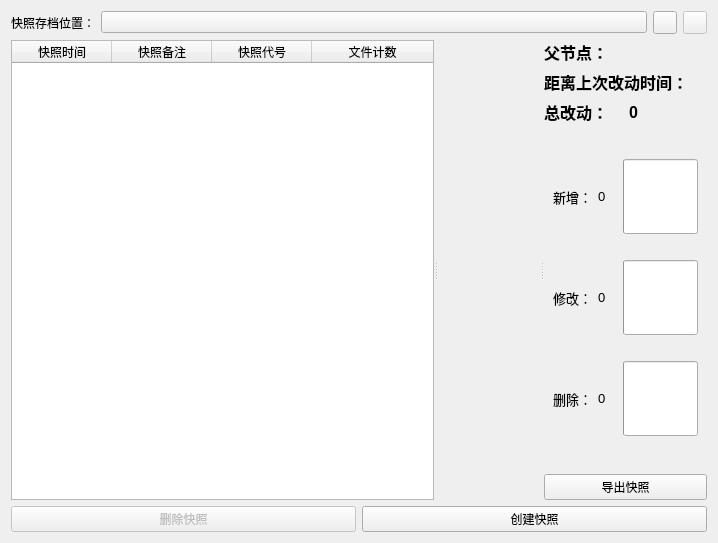
The window that plugins/fsa/fsa.ui (abcdesteve/Toolbox) describes before a commit, drawn with Qt 5.
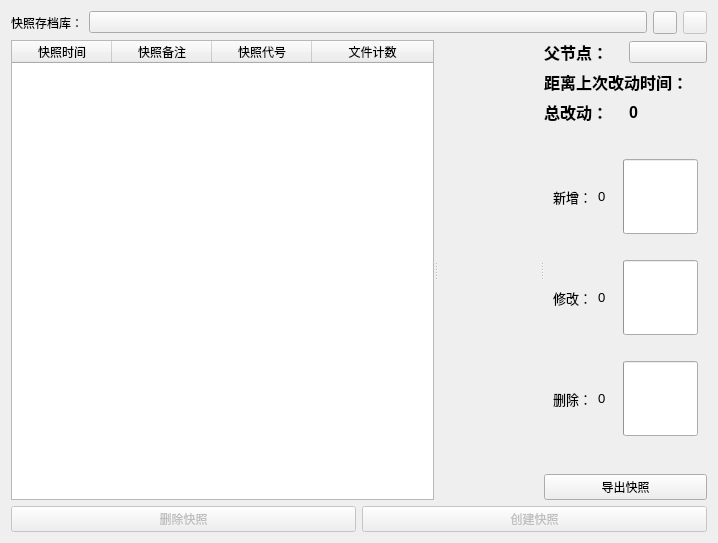
The same window after the commit. Custom widgets are drawn as their Qt base class.

Commit message: 1.修复了上个版本移除焦点之后FHC无法给A区选择文件的bug 2.为拖拽文件添加了提示 3.为FSA添加了快照向导并实现了文件列表逻辑

```diff
--- a/plugins/fsa/fsa.ui
+++ b/plugins/fsa/fsa.ui
@@ -19,7 +19,7 @@
      <item>
       <widget class="QLabel" name="label_achieve_folder">
        <property name="text">
-        <string>快照存档位置：</string>
+        <string>快照存档库：</string>
        </property>
       </widget>
      </item>
@@ -106,13 +106,7 @@
           </widget>
          </item>
          <item>
-          <widget class="QLabel" name="label_parent_data">
-           <property name="font">
-            <font>
-             <pointsize>12</pointsize>
-             <bold>true</bold>
-            </font>
-           </property>
+          <widget class="HyperlinkLabel" name="label_parent_data">
            <property name="text">
             <string/>
            </property>
@@ -374,6 +368,9 @@
      </item>
      <item>
       <widget class="PrimaryPushButton" name="btn_crt_snap">
+       <property name="enabled">
+        <bool>false</bool>
+       </property>
        <property name="text">
         <string>创建快照</string>
        </property>
@@ -415,6 +412,11 @@
    <header>qfluentwidgets</header>
    <container>1</container>
   </customwidget>
+  <customwidget>
+   <class>HyperlinkLabel</class>
+   <extends>QPushButton</extends>
+   <header>qfluentwidgets</header>
+  </customwidget>
   <customwidget>
    <class>ProgressBar</class>
    <extends>QProgressBar</extends>
```
Left out of the diff: 11 changed lines with no effect on the pictures. The commit also changes 14 other files.
